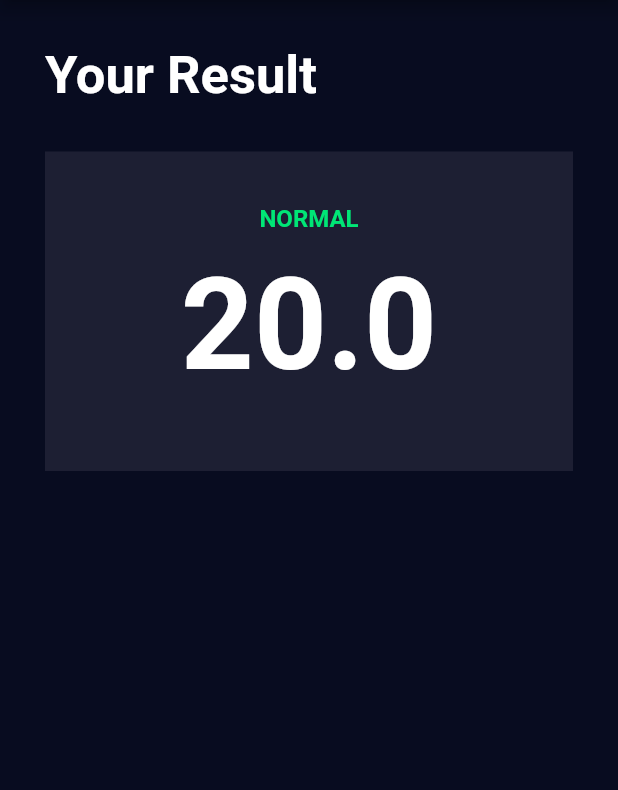
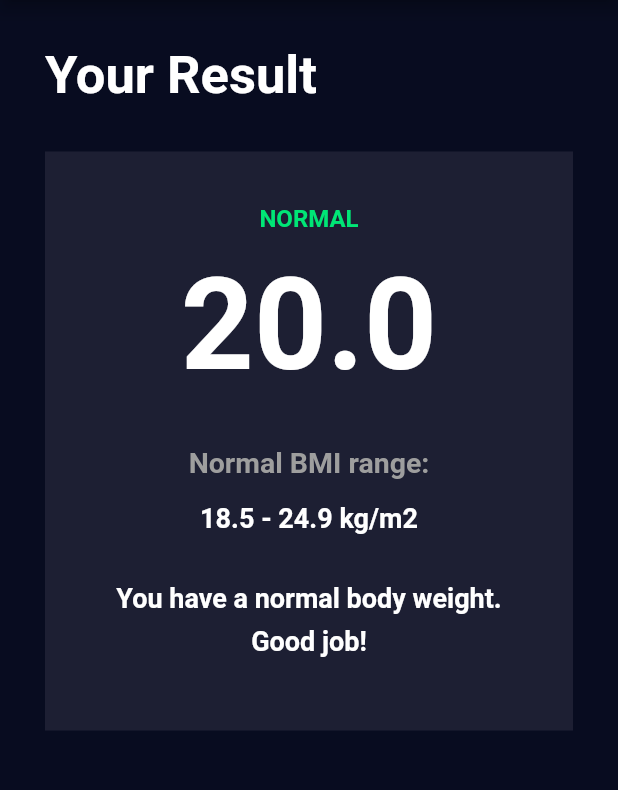
Before and after one commit to NickTaykey/BMI_calculator_app, a Flutter app: the screen it shows after launch, after a tap on "CALCULATE YOUR BMI", on a phone screen of 412 x 824 dp, the part 84-874 px from its top. Run offline on Flutter 3.47's test engine with Material 2 defaults, Android fonts, the phone set to English and light mode, and no system bars; our stand-ins replace flutter_svg.

Commit message:
complete BMIResults

```diff
--- a/lib/BMICalculator.dart
+++ b/lib/BMICalculator.dart
@@ -12,12 +12,47 @@ class BMICalculator extends StatefulWidget {
 }
 
 class _BMICalculatorState extends State<BMICalculator> {
+  final List catergories = <Map>[
+    {
+      'status': 'Underweight',
+      'range': 'Lower than 18.5 kg/m2',
+      'color': Color.fromRGBO(135, 177, 217, 1),
+      'description': 'You need to eat more!'
+    },
+    {
+      'status': 'Normal',
+      'range': '18.5 - 24.9 kg/m2',
+      'color': Colors.greenAccent[400],
+      'description': 'You have a normal body weight. Good job!'
+    },
+    {
+      'status': 'Overweight',
+      'range': '25 - 29.9 kg/m2',
+      'color': Colors.yellow,
+      'description': 'Your weight is a bit above the average.'
+    },
+    {
+      'status': 'Obese',
+      'range': '30 - 34.9 kg/m2',
+      'color': Colors.orange,
+      'description': 'You are heavy, you need to follow a diet.'
+    },
+    {
+      'status': 'Extremely obese',
+      'range': 'More than 35 kg/m2',
+      'color': Colors.red,
+      'description': 'You are too heavy. Eat less!!!'
+    },
+  ];
+
   final int maxAge = 100,
       minAge = 16,
       maxWeight = 300,
       minWeight = 45,
       maxHeight = 225,
       minHeight = 150;
+
+  Map category;
   double bmiValue;
   int height = 150, age = 16, weight = 45;
   String sex = 'M';
@@ -38,6 +73,19 @@ class _BMICalculatorState extends State<BMICalculator> {
     }
   }
 
+  Map getCategory(double bmiValue) {
+    if (bmiValue < 18.5)
+      return catergories[0];
+    else if (bmiValue >= 18.5 && bmiValue < 25)
+      return catergories[1];
+    else if (bmiValue >= 25 && bmiValue < 30)
+      return catergories[2];
+    else if (bmiValue >= 30 && bmiValue < 35)
+      return catergories[3];
+    else
+      return catergories[4];
+  }
+
   int getWeight() => weight;
   void updateWeight(int alpha) {
     int newWeight = alpha == 1 ? weight + 1 : weight - 1;
@@ -50,12 +98,14 @@ class _BMICalculatorState extends State<BMICalculator> {
 
   double calculateBMI() {
     double value = (weight / pow((height / 100), 2));
-    return double.parse(value.toStringAsFixed(2));
+    return double.parse(value.toStringAsFixed(1));
   }
 
   void onSubmit() {
+    double value = calculateBMI();
     setState(() {
-      bmiValue = calculateBMI();
+      bmiValue = value;
+      category = getCategory(value);
     });
   }
 
@@ -64,15 +114,17 @@ class _BMICalculatorState extends State<BMICalculator> {
     return Container(
       margin: EdgeInsets.symmetric(horizontal: 30, vertical: 15),
       child: bmiValue == null
-          ? Column(children: [
+          ? Column(
+              children: [
                 SexSection(setSex, getSex),
                 HeightSlider(setHeight, getHeight, maxHeight, minHeight),
                 BottomBar(getAge, getWeight, updateAge, updateWeight),
                 Expanded(
                   child: CalculateBtn(onSubmit),
                 )
-            ])
-          : BMIResults(bmiValue),
+              ],
+            )
+          : BMIResults(bmiValue, category),
     );
   }
 }
--- a/lib/BMIResults.dart
+++ b/lib/BMIResults.dart
@@ -2,7 +2,8 @@ import 'package:flutter/material.dart';
 
 class BMIResults extends StatelessWidget {
   final double bmiValue;
-  BMIResults(this.bmiValue);
+  final Map category;
+  BMIResults(this.bmiValue, this.category);
   @override
   Widget build(BuildContext context) {
     return Container(
@@ -26,11 +27,11 @@ class BMIResults extends StatelessWidget {
             child: Column(
               children: [
                 Text(
-                  'NORMAL',
+                  category['status'].toUpperCase(),
                   style: TextStyle(
                     fontWeight: FontWeight.bold,
                     fontSize: 16,
-                    color: Colors.greenAccent[400],
+                    color: category['color'],
                   ),
                 ),
                 Container(
@@ -42,6 +43,47 @@ class BMIResults extends StatelessWidget {
                       fontWeight: FontWeight.w700,
                     ),
                   ),
+                ),
+                Container(
+                  margin: EdgeInsets.symmetric(vertical: 12),
+                  child: Column(
+                    children: [
+                      Text(
+                        '${category['status']} BMI range:',
+                        textAlign: TextAlign.center,
+                        style: TextStyle(
+                          fontSize: 19,
+                          fontWeight: FontWeight.w600,
+                          color: Colors.grey,
+                          height: 1.6,
+                        ),
+                      ),
+                      SizedBox(
+                        height: 8,
+                      ),
+                      Text(
+                        category['range'],
+                        textAlign: TextAlign.center,
+                        style: TextStyle(
+                          fontSize: 18,
+                          fontWeight: FontWeight.w600,
+                          height: 1.6,
+                        ),
+                      ),
+                    ],
+                  ),
+                ),
+                Container(
+                  margin: EdgeInsets.symmetric(vertical: 12),
+                  child: Text(
+                    category['description'],
+                    textAlign: TextAlign.center,
+                    style: TextStyle(
+                      fontSize: 18,
+                      fontWeight: FontWeight.w600,
+                      height: 1.6,
+                    ),
+                  ),
                 )
               ],
             ),
```
Lines whose indentation alone changed are shown as unchanged.
